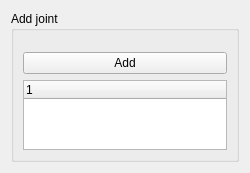
Above: GUI/SideWidgetComponents/AddNewJoint.ui from istee/cor3d before the change. Below: the same form after it.
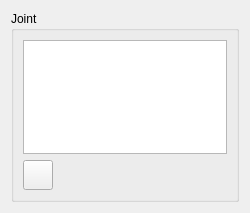
That is the form after the change. Custom widgets are drawn as their Qt base class.

```diff
--- a/GUI/SideWidgetComponents/AddNewJoint.ui
+++ b/GUI/SideWidgetComponents/AddNewJoint.ui
@@ -7,7 +7,7 @@
     <x>0</x>
     <y>0</y>
     <width>250</width>
-    <height>170</height>
+    <height>213</height>
    </rect>
   </property>
   <property name="sizePolicy">
@@ -19,7 +19,7 @@
   <property name="minimumSize">
    <size>
     <width>250</width>
-    <height>0</height>
+    <height>50</height>
    </size>
   </property>
   <property name="windowTitle">
@@ -38,24 +38,23 @@
       <enum>Qt::NoContextMenu</enum>
      </property>
      <property name="title">
-      <string>Add joint</string>
+      <string>Joint</string>
      </property>
      <layout class="QVBoxLayout" name="verticalLayout">
       <item>
-       <widget class="NameLineEdit" name="name" native="true"/>
-      </item>
-      <item>
-       <widget class="BaseEntityComboBox" name="parent_joint" native="true"/>
-      </item>
-      <item>
-       <widget class="QPushButton" name="add_new_joint_button">
-        <property name="text">
-         <string>Add</string>
+       <widget class="TreeWidgetExtension" name="treeViewJoints">
+        <property name="indentation">
+         <number>10</number>
         </property>
-       </widget>
-      </item>
-      <item>
-       <widget class="QTreeWidget" name="joints">
+        <property name="rootIsDecorated">
+         <bool>true</bool>
+        </property>
+        <property name="sortingEnabled">
+         <bool>true</bool>
+        </property>
+        <property name="headerHidden">
+         <bool>true</bool>
+        </property>
         <column>
          <property name="text">
           <string notr="true">1</string>
@@ -63,30 +62,49 @@
         </column>
        </widget>
       </item>
+      <item>
+       <layout class="QHBoxLayout" name="horizontalLayout">
+        <item>
+         <widget class="QToolButton" name="toolButtonAdd">
+          <property name="minimumSize">
+           <size>
+            <width>30</width>
+            <height>30</height>
+           </size>
+          </property>
+          <property name="text">
+           <string/>
+          </property>
+         </widget>
+        </item>
+        <item>
+         <widget class="NameLineEdit" name="addName" native="true"/>
+        </item>
+       </layout>
+      </item>
      </layout>
     </widget>
    </item>
   </layout>
  </widget>
  <customwidgets>
-  <customwidget>
-   <class>NameLineEdit</class>
-   <extends>QWidget</extends>
-   <header>GUI/BasicWidgets/NameLineEdit.h</header>
-   <container>1</container>
-  </customwidget>
-  <customwidget>
-   <class>BaseEntityComboBox</class>
-   <extends>QWidget</extends>
-   <header location="global">GUI/BasicWidgets/BaseEntityComboBox.h</header>
-   <container>1</container>
-  </customwidget>
   <customwidget>
    <class>SideWidgetGroupBox</class>
    <extends>QGroupBox</extends>
    <header>GUI/SideWidgetComponents/SideWidgetGroupBox.h</header>
    <container>1</container>
   </customwidget>
+  <customwidget>
+   <class>NameLineEdit</class>
+   <extends>QWidget</extends>
+   <header location="global">GUI/BasicWidgets/NameLineEdit.h</header>
+   <container>1</container>
+  </customwidget>
+  <customwidget>
+   <class>TreeWidgetExtension</class>
+   <extends>QTreeWidget</extends>
+   <header>GUI/WidgetExtensions/TreeWidgetExtension.h</header>
+  </customwidget>
  </customwidgets>
  <resources/>
  <connections/>
```
